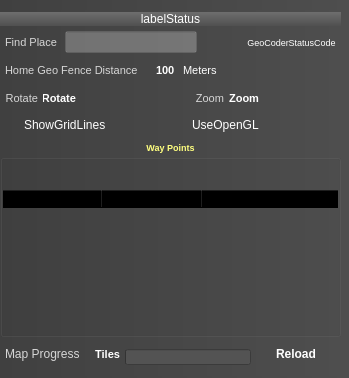
This is ground/src/plugins/opmap/opmap_controlpanel.ui in openpilot/OpenPilot as Qt 5 draws it before an edit. The edited form follows.
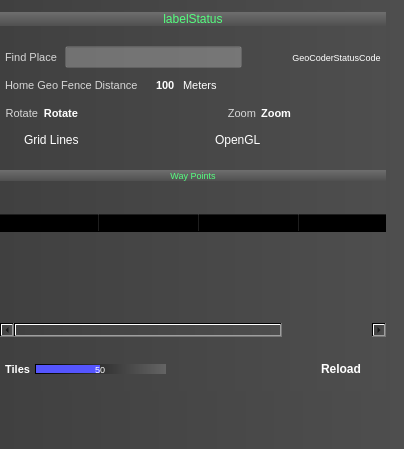
This is the edited form. Icons and pictures are not drawn.

Commit message: New map temporary user control panel updates

The edit to the form file:
```diff
--- a/ground/src/plugins/opmap/opmap_controlpanel.ui
+++ b/ground/src/plugins/opmap/opmap_controlpanel.ui
@@ -6,8 +6,8 @@
    <rect>
     <x>0</x>
     <y>0</y>
-    <width>349</width>
-    <height>378</height>
+    <width>404</width>
+    <height>449</height>
    </rect>
   </property>
   <property name="sizePolicy">
@@ -48,8 +48,8 @@
     <rect>
      <x>0</x>
      <y>10</y>
-     <width>341</width>
-     <height>366</height>
+     <width>386</width>
+     <height>381</height>
     </rect>
    </property>
    <layout class="QVBoxLayout" name="verticalLayout_3">
@@ -92,7 +92,7 @@
         </property>
         <property name="styleSheet">
          <string notr="true">background-color: qlineargradient(spread:pad, x1:0, y1:0, x2:0, y2:1, stop:0 rgba(110, 110, 110, 255), stop:1 rgba(80, 80, 80, 255));
-color: rgb(255, 255, 255);</string>
+color: rgb(85, 255, 127);</string>
         </property>
         <property name="text">
          <string>labelStatus</string>
@@ -104,6 +104,22 @@
       </item>
      </layout>
     </item>
+    <item>
+     <spacer name="verticalSpacer_3">
+      <property name="orientation">
+       <enum>Qt::Vertical</enum>
+      </property>
+      <property name="sizeType">
+       <enum>QSizePolicy::Fixed</enum>
+      </property>
+      <property name="sizeHint" stdset="0">
+       <size>
+        <width>20</width>
+        <height>15</height>
+       </size>
+      </property>
+     </spacer>
+    </item>
     <item>
      <layout class="QHBoxLayout" name="horizontalLayout_5">
       <property name="leftMargin">
@@ -149,7 +165,8 @@
          </font>
         </property>
         <property name="styleSheet">
-         <string notr="true">background-color: rgba(255, 255, 255, 64);</string>
+         <string notr="true">background-color: rgba(255, 255, 255, 64);
+color: rgb(255, 255, 255);</string>
         </property>
        </widget>
       </item>
@@ -707,7 +724,7 @@
 color: rgb(255, 255, 255);</string>
         </property>
         <property name="text">
-         <string>ShowGridLines</string>
+         <string>Grid Lines</string>
         </property>
         <property name="checked">
          <bool>false</bool>
@@ -731,47 +748,48 @@
 color: rgb(255, 255, 255);</string>
         </property>
         <property name="text">
-         <string>UseOpenGL</string>
+         <string>OpenGL</string>
         </property>
        </widget>
       </item>
      </layout>
     </item>
     <item>
-     <widget class="QGroupBox" name="groupBox_6">
-      <property name="font">
-       <font>
-        <pointsize>7</pointsize>
-        <weight>75</weight>
-        <bold>true</bold>
-       </font>
+     <spacer name="verticalSpacer">
+      <property name="orientation">
+       <enum>Qt::Vertical</enum>
+      </property>
+      <property name="sizeType">
+       <enum>QSizePolicy::Fixed</enum>
+      </property>
+      <property name="sizeHint" stdset="0">
+       <size>
+        <width>20</width>
+        <height>15</height>
+       </size>
+      </property>
+     </spacer>
+    </item>
+    <item>
+     <widget class="QLabel" name="label_2">
+      <property name="sizePolicy">
+       <sizepolicy hsizetype="Preferred" vsizetype="Fixed">
+        <horstretch>0</horstretch>
+        <verstretch>0</verstretch>
+       </sizepolicy>
       </property>
       <property name="styleSheet">
-       <string notr="true">background-color: rgba(255, 255, 255, 0);
-color: rgb(255, 255, 127);</string>
+       <string notr="true">background-color: qlineargradient(spread:pad, x1:0, y1:0, x2:0, y2:1, stop:0 rgba(110, 110, 110, 255), stop:1 rgba(80, 80, 80, 255));
+color: rgb(85, 255, 127);</string>
       </property>
-      <property name="title">
+      <property name="text">
        <string>Way Points</string>
       </property>
       <property name="alignment">
        <set>Qt::AlignCenter</set>
       </property>
-      <property name="flat">
-       <bool>true</bool>
-      </property>
-      <layout class="QVBoxLayout" name="verticalLayout_9">
-       <property name="leftMargin">
-        <number>0</number>
-       </property>
-       <property name="topMargin">
-        <number>5</number>
-       </property>
-       <property name="rightMargin">
-        <number>0</number>
-       </property>
-       <property name="bottomMargin">
-        <number>5</number>
-       </property>
+     </widget>
+    </item>
        <item>
         <layout class="QHBoxLayout" name="horizontalLayout_6">
          <property name="leftMargin">
@@ -896,9 +914,18 @@
          <property name="wordWrap">
           <bool>false</bool>
          </property>
+      <property name="cornerButtonEnabled">
+       <bool>false</bool>
+      </property>
          <property name="rowCount">
           <number>0</number>
          </property>
+      <property name="columnCount">
+       <number>4</number>
+      </property>
+      <attribute name="horizontalHeaderVisible">
+       <bool>true</bool>
+      </attribute>
          <attribute name="horizontalHeaderStretchLastSection">
           <bool>true</bool>
          </attribute>
@@ -911,6 +938,9 @@
          <attribute name="horizontalHeaderStretchLastSection">
           <bool>true</bool>
          </attribute>
+      <attribute name="horizontalHeaderVisible">
+       <bool>true</bool>
+      </attribute>
          <attribute name="verticalHeaderCascadingSectionResizes">
           <bool>false</bool>
          </attribute>
@@ -935,10 +965,28 @@
            <string>Longitude</string>
           </property>
          </column>
-        </widget>
-       </item>
-      </layout>
-     </widget>
+      <column>
+       <property name="text">
+        <string>Height</string>
+       </property>
+      </column>
+     </widget>
+    </item>
+    <item>
+     <spacer name="verticalSpacer_2">
+      <property name="orientation">
+       <enum>Qt::Vertical</enum>
+      </property>
+      <property name="sizeType">
+       <enum>QSizePolicy::Fixed</enum>
+      </property>
+      <property name="sizeHint" stdset="0">
+       <size>
+        <width>20</width>
+        <height>15</height>
+       </size>
+      </property>
+     </spacer>
     </item>
     <item>
      <layout class="QHBoxLayout" name="horizontalLayout_18">
@@ -954,33 +1002,6 @@
       <property name="bottomMargin">
        <number>1</number>
       </property>
-      <item>
-       <widget class="QLabel" name="label_14">
-        <property name="sizePolicy">
-         <sizepolicy hsizetype="Minimum" vsizetype="Preferred">
-          <horstretch>0</horstretch>
-          <verstretch>0</verstretch>
-         </sizepolicy>
-        </property>
-        <property name="font">
-         <font>
-          <weight>50</weight>
-          <italic>false</italic>
-          <bold>false</bold>
-         </font>
-        </property>
-        <property name="styleSheet">
-         <string notr="true">background-color: rgba(255, 255, 255, 0);
-color: rgb(255, 255, 255, 200);</string>
-        </property>
-        <property name="text">
-         <string>Map Progress   </string>
-        </property>
-        <property name="alignment">
-         <set>Qt::AlignLeading|Qt::AlignLeft|Qt::AlignVCenter</set>
-        </property>
-       </widget>
-      </item>
       <item>
        <widget class="QLabel" name="labelNumTilesToLoad">
         <property name="sizePolicy">
@@ -1011,7 +1032,7 @@
       <item>
        <widget class="QProgressBar" name="progressBarMap">
         <property name="sizePolicy">
-         <sizepolicy hsizetype="Expanding" vsizetype="Fixed">
+         <sizepolicy hsizetype="Expanding" vsizetype="Preferred">
           <horstretch>0</horstretch>
           <verstretch>0</verstretch>
          </sizepolicy>
@@ -1019,7 +1040,7 @@
         <property name="minimumSize">
          <size>
           <width>0</width>
-          <height>16</height>
+          <height>0</height>
          </size>
         </property>
         <property name="maximumSize">
@@ -1032,19 +1053,54 @@
          <bool>false</bool>
         </property>
         <property name="styleSheet">
-         <string notr="true">background-color: rgb(83, 83, 83);</string>
+         <string notr="true">QProgressBar {
+/*border: 1px solid black;*/
+border: none;
+padding: 1px;
+/*border-top-left-radius: 7px;
+border-bottom-left-radius: 7px;*/
+background-color: qlineargradient(spread:pad, x1:0, y1:0, x2:1, y2:0, stop:0 rgba(0, 0, 0, 255), stop:1 rgba(100, 100, 100, 255));
+/*width: 15px;*/
+	color: rgb(255, 255, 255);
+}
+QProgressBar::chunk {
+	background-color: rgb(85, 85, 255);
+border: none;
+}</string>
         </property>
         <property name="value">
-         <number>0</number>
+         <number>50</number>
+        </property>
+        <property name="alignment">
+         <set>Qt::AlignCenter</set>
         </property>
         <property name="textVisible">
-         <bool>false</bool>
+         <bool>true</bool>
         </property>
         <property name="invertedAppearance">
          <bool>false</bool>
         </property>
+        <property name="format">
+         <string>%v</string>
+        </property>
        </widget>
       </item>
+      <item>
+       <spacer name="horizontalSpacer">
+        <property name="orientation">
+         <enum>Qt::Horizontal</enum>
+        </property>
+        <property name="sizeType">
+         <enum>QSizePolicy::MinimumExpanding</enum>
+        </property>
+        <property name="sizeHint" stdset="0">
+         <size>
+          <width>0</width>
+          <height>20</height>
+         </size>
+        </property>
+       </spacer>
+      </item>
       <item>
        <widget class="QPushButton" name="pushButtonReload">
         <property name="sizePolicy">
```
Lines whose indentation alone changed are shown as unchanged. The commit also changes 2 other files.
